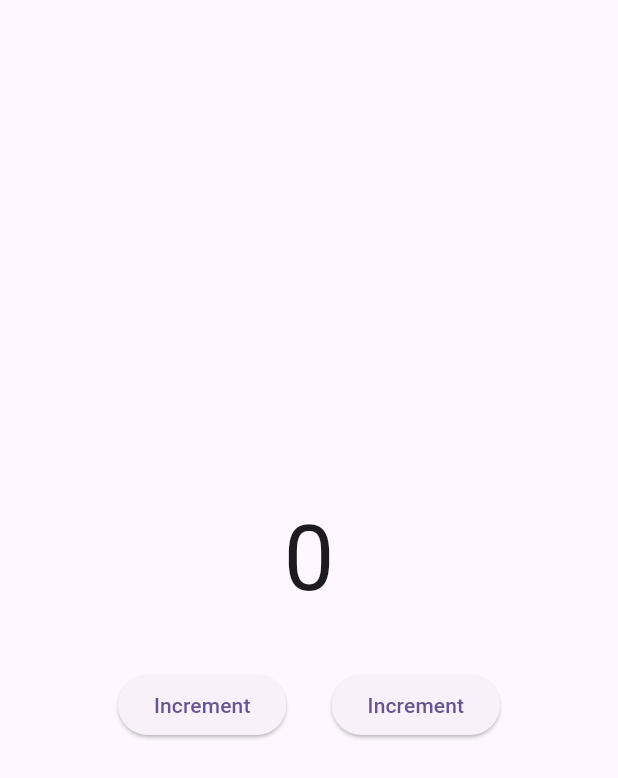
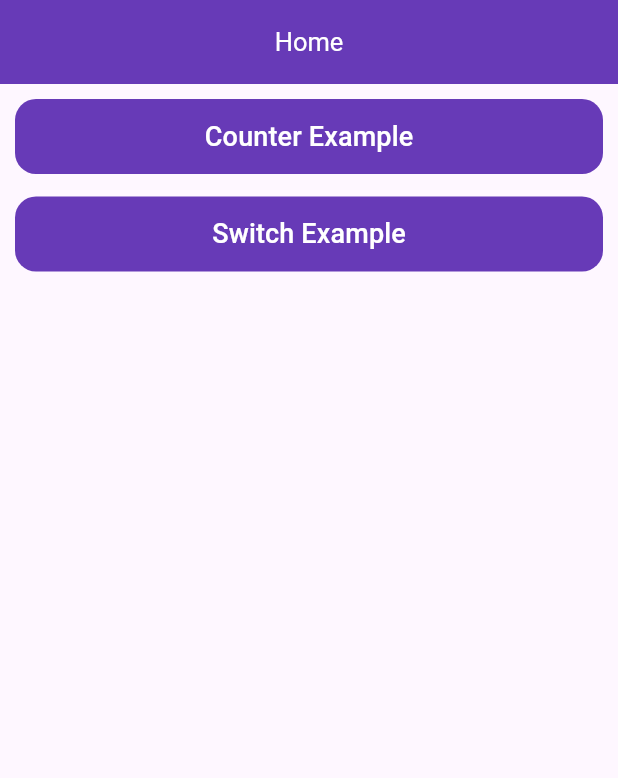
Before and after one commit to Abdulnasir-w/Block-Example, a Flutter app: the screen it shows after launch, on a phone screen of 412 x 824 dp. Shown: the top 778 px of the screen. Run offline on Flutter 3.47's test engine with Material 3 defaults, Android fonts, the phone set to English and light mode, and no system bars; our stand-ins replace bloc, equatable, flutter_bloc.

Commit message:
Added Switch Bloc

```diff
--- /dev/null
+++ b/lib/Components/custom_button.dart
@@ -0,0 +1,33 @@
+import 'package:flutter/material.dart';
+
+class CustomButton extends StatelessWidget {
+  final String title;
+  final VoidCallback onPressed;
+  const CustomButton({
+    super.key,
+    required this.title,
+    required this.onPressed,
+  });
+
+  @override
+  Widget build(BuildContext context) {
+    return Container(
+      width: 400,
+      height: 50,
+      decoration: BoxDecoration(
+        color: Colors.deepPurple,
+        borderRadius: BorderRadius.circular(14),
+      ),
+      child: TextButton(
+        onPressed: onPressed,
+        child: Text(
+          title,
+          style: const TextStyle(
+            color: Colors.white,
+            fontSize: 18,
+          ),
+        ),
+      ),
+    );
+  }
+}
--- a/lib/Counter/Screen/home_screen.dart
+++ b/lib/Counter/Screen/counter_screen.dart
@@ -4,14 +4,9 @@ import 'package:bloc_example/Counter/block/counter_state.dart';
 import 'package:flutter/material.dart';
 import 'package:flutter_bloc/flutter_bloc.dart';
 
-class HomeScreen extends StatefulWidget {
-  const HomeScreen({super.key});
+class CounterScreen extends StatelessWidget {
+  const CounterScreen({super.key});
 
-  @override
-  State<HomeScreen> createState() => _HomeScreenState();
-}
-
-class _HomeScreenState extends State<HomeScreen> {
   @override
   Widget build(BuildContext context) {
     print("Scaffold");
@@ -34,7 +29,7 @@ class _HomeScreenState extends State<HomeScreen> {
             children: [
               ElevatedButton(
                 onPressed: () {
-                  print("butt");
+                  print("Increment");
                   context.read<CounterBloc>().add(IncremnetCounter());
                 },
                 child: const Text("Increment"),
@@ -44,9 +39,10 @@ class _HomeScreenState extends State<HomeScreen> {
               ),
               ElevatedButton(
                 onPressed: () {
+                  print("Decrement");
                   context.read<CounterBloc>().add(DecrementCounter());
                 },
-                child: const Text("Increment"),
+                child: const Text("Decrement"),
               ),
             ],
           ),
--- /dev/null
+++ b/lib/home_screen.dart
@@ -0,0 +1,52 @@
+import 'package:bloc_example/Components/custom_button.dart';
+import 'package:bloc_example/Counter/Screen/counter_screen.dart';
+import 'package:bloc_example/Switch/Ui/switch_screen.dart';
+import 'package:flutter/material.dart';
+
+class HomeScreen extends StatefulWidget {
+  const HomeScreen({super.key});
+
+  @override
+  State<HomeScreen> createState() => _HomeScreenState();
+}
+
+class _HomeScreenState extends State<HomeScreen> {
+  @override
+  Widget build(BuildContext context) {
+    return Scaffold(
+      appBar: AppBar(
+        title: const Text(
+          "Home",
+          style: TextStyle(fontSize: 17),
+        ),
+        centerTitle: true,
+        backgroundColor: Colors.deepPurple,
+        foregroundColor: Colors.white,
+      ),
+      body: Padding(
+        padding: const EdgeInsets.all(10.0),
+        child: Column(
+          children: [
+            CustomButton(
+              title: "Counter Example",
+              onPressed: () {
+                Navigator.push(context,
+                    MaterialPageRoute(builder: (_) => const CounterScreen()));
+              },
+            ),
+            const SizedBox(
+              height: 15,
+            ),
+            CustomButton(
+              title: "Switch Example",
+              onPressed: () {
+                Navigator.push(context,
+                    MaterialPageRoute(builder: (_) => const SwitchScreen()));
+              },
+            ),
+          ],
+        ),
+      ),
+    );
+  }
+}
--- a/lib/main.dart
+++ b/lib/main.dart
@@ -1,5 +1,5 @@
-import 'package:bloc_example/Counter/Screen/home_screen.dart';
 import 'package:bloc_example/Counter/block/counter_bloc.dart';
+import 'package:bloc_example/home_screen.dart';
 import 'package:flutter/material.dart';
 import 'package:flutter_bloc/flutter_bloc.dart';
 
```
Also changed, not shown: lib/Switch/Bloc/switch_blocs.dart (added, +14 -0 lines), lib/Switch/Bloc/switch_events.dart (added, +12 -0 lines), lib/Switch/Bloc/switch_states.dart (added, +14 -0 lines), lib/Switch/Ui/switch_screen.dart (added, +33 -0 lines).
